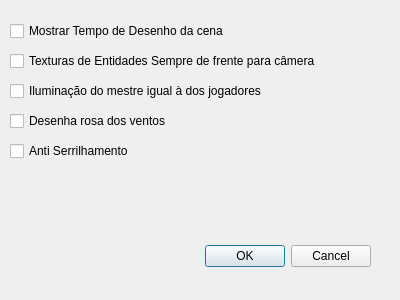
Qt form ifg/qt/ui/opcoes.ui (matferib/tabuleiro-virtual) before a commit.
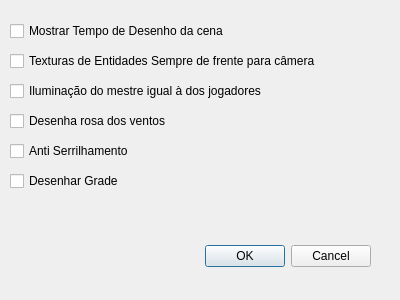
The same form after that commit.

Diff of the .ui file:
```diff
--- a/ifg/qt/ui/opcoes.ui
+++ b/ifg/qt/ui/opcoes.ui
@@ -94,6 +94,19 @@
     <string>Anti Serrilhamento</string>
    </property>
   </widget>
+  <widget class="QCheckBox" name="checkbox_grade">
+   <property name="geometry">
+    <rect>
+     <x>10</x>
+     <y>170</y>
+     <width>271</width>
+     <height>22</height>
+    </rect>
+   </property>
+   <property name="text">
+    <string>Desenhar Grade</string>
+   </property>
+  </widget>
  </widget>
  <resources/>
  <connections>
```
